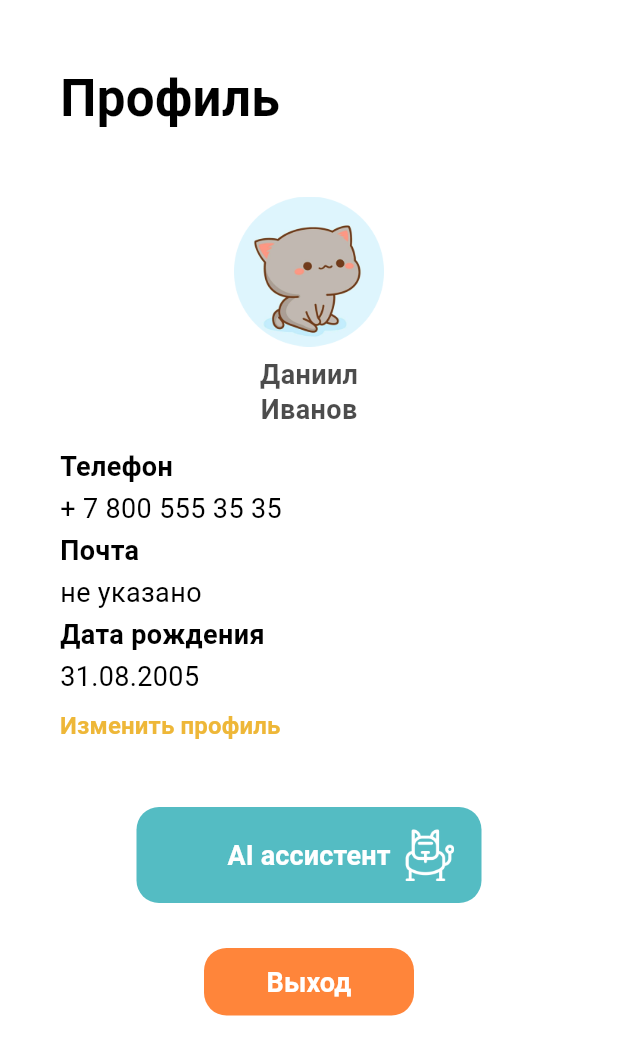
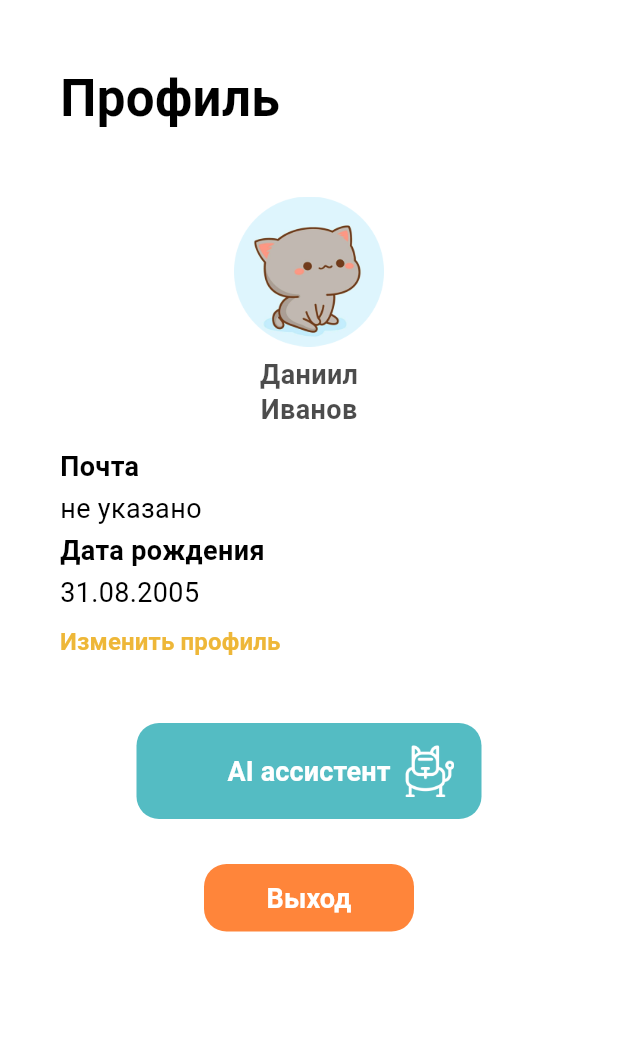
Before and after one commit to warja256/PawPick, a Flutter app: the ProfileScreen screen opened directly, on a phone screen of 412 x 824 dp. Shown: the top 1055 px of the screen. Run offline on Flutter 3.47's test engine with Material 3 defaults, Android fonts, the phone set to English and light mode, and no system bars.

Commit message:
Исправлены профиль и авторизация

```diff
--- a/lib/auth/change_password.dart
+++ b/lib/auth/change_password.dart
@@ -3,7 +3,7 @@
 import 'package:paw_pick/auth/sign_in.dart';
 import 'package:paw_pick/auth/code_input_screen.dart';
 
-//валидация полей
+//добавление нового пароля в файл json
 //адаптив
 
 class ChangePasswordScreen extends StatelessWidget {
--- a/lib/profile/profile.dart
+++ b/lib/profile/profile.dart
@@ -71,25 +71,6 @@ class ProfileScreen extends StatelessWidget {
                 child: Column(
                   crossAxisAlignment: CrossAxisAlignment.start,
                   children: [
-                    const Text(
-                      'Телефон',
-                      style: TextStyle(
-                        color: Color(0xFF000000),
-                        height: 1,
-                        fontSize: 18.0,
-                        fontWeight: FontWeight.bold,
-                      ),
-                    ),
-                    const SizedBox(height: 10,),
-                    const Text(
-                      '+ 7 800 555 35 35',
-                      style: TextStyle(
-                        color: Color(0xFF000000),
-                        height: 1,
-                        fontSize: 18.0,
-                      ),
-                    ),
-                    const SizedBox(height: 10,),
                     const Text(
                       'Почта',
                       style: TextStyle(
```
Also changed, not shown: lib/auth/sign_in.dart (+6 -2 lines), lib/profile/profile_edit.dart (added).
